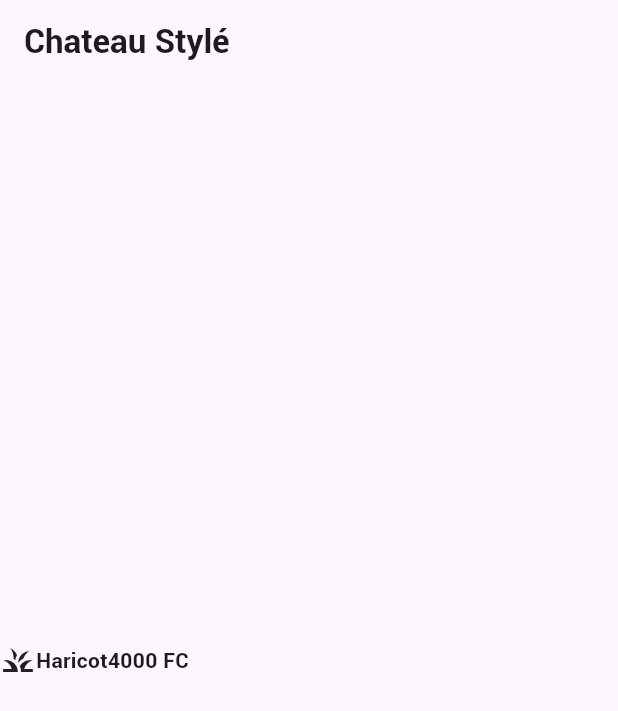
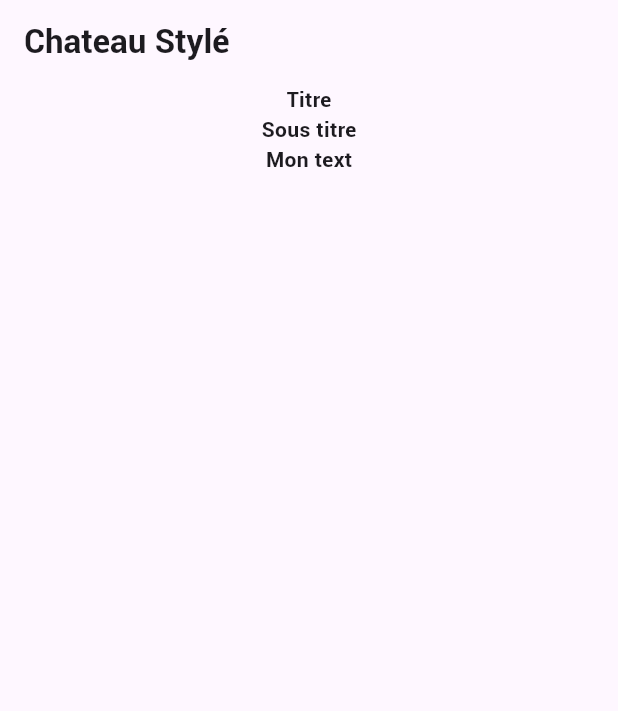
Before and after one commit to Joshered/SalonDev, a Flutter app: the screen it shows after launch, on a phone screen of 412 x 824 dp. Shown: the top 711 px of the screen. Run offline on Flutter 3.47's test engine with Material 3 defaults, Android fonts, the phone set to English and light mode, and no system bars.

Commit message:
jour9: column

```diff
--- a/lib/pages/lego_chateau.dart
+++ b/lib/pages/lego_chateau.dart
@@ -8,11 +8,18 @@ class ChateauLego extends StatelessWidget {
     return Scaffold(
       appBar: AppBar(title: Text('Chateau Stylé')),
       body: Center(
-        child: Row(
+        // child: Row(
+        //   children: [
+        //     Icon(Icons.grass),
+        //     Text('Haricot'),
+        //     Text('4000 FC')
+        //   ],
+        // ),
+        child: Column(
           children: [
-            Icon(Icons.grass),
-            Text('Haricot'),
-            Text('4000 FC')
+            Text('Titre'),
+            Text('Sous titre'),
+            Text('Mon text')
           ],
         ),
 
```
